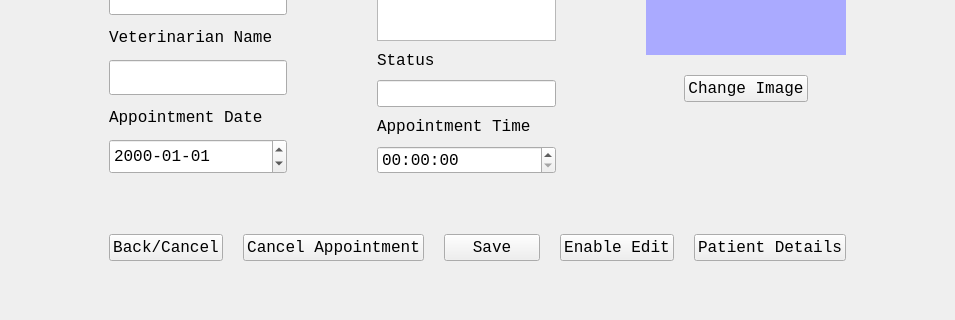
First picture: the form in AppointmentModifyUI.ui, repository ASNaeem/Simple-VCMS, before the edit; both pictures show x 0 to 955 and y 392 to 712 of the 955 by 712 pixel window.
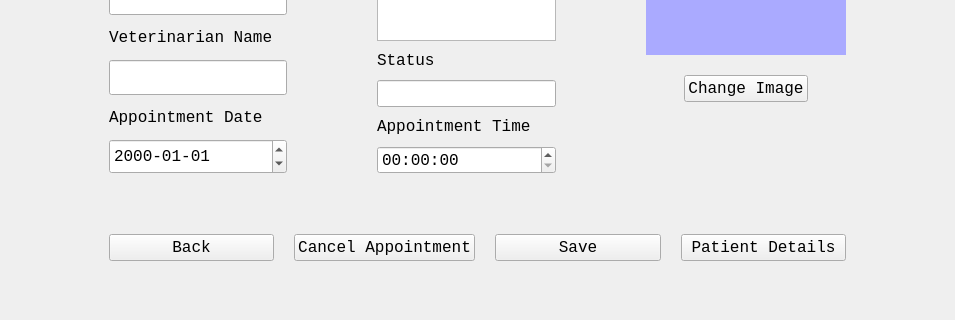
Second picture: the form after the edit.

Commit message: bhul shobi bhul

```diff
--- a/AppointmentModifyUI.ui
+++ b/AppointmentModifyUI.ui
@@ -645,7 +645,7 @@
            </font>
           </property>
           <property name="text">
-           <string>Back/Cancel</string>
+           <string>Back</string>
           </property>
          </widget>
         </item>
@@ -699,31 +699,6 @@
           </property>
          </widget>
         </item>
-        <item>
-         <widget class="QPushButton" name="button_apt_edit">
-          <property name="sizePolicy">
-           <sizepolicy hsizetype="Expanding" vsizetype="Expanding">
-            <horstretch>0</horstretch>
-            <verstretch>0</verstretch>
-           </sizepolicy>
-          </property>
-          <property name="maximumSize">
-           <size>
-            <width>16777215</width>
-            <height>16777215</height>
-           </size>
-          </property>
-          <property name="font">
-           <font>
-            <family>Courier New</family>
-            <pointsize>12</pointsize>
-           </font>
-          </property>
-          <property name="text">
-           <string>Enable Edit</string>
-          </property>
-         </widget>
-        </item>
         <item>
          <widget class="QPushButton" name="button_apt_patient_details">
           <property name="sizePolicy">
```
The commit also changes 2 other files.
